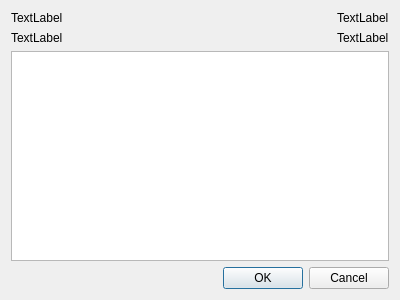
Above: src/multifiletransferdlg.ui from psi-im/psi before the change. Below: the same form after it.
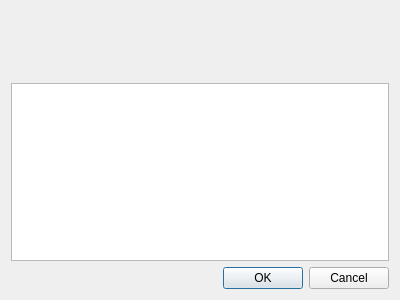
That is the form after the change. Custom widgets are drawn as their Qt base class.

Commit message: Some work on file transfer dialog

```diff
--- a/src/multifiletransferdlg.ui
+++ b/src/multifiletransferdlg.ui
@@ -17,23 +17,29 @@
    <item>
     <layout class="QHBoxLayout" name="horizontalLayout">
      <item>
-      <layout class="QVBoxLayout" name="verticalLayout">
-       <item>
         <widget class="PixmapRatioLabel" name="lblMyAvatar">
+       <property name="minimumSize">
+        <size>
+         <width>24</width>
+         <height>0</height>
+        </size>
+       </property>
          <property name="text">
-          <string notr="true">TextLabel</string>
+        <string notr="true"/>
          </property>
         </widget>
        </item>
+     <item>
+      <layout class="QVBoxLayout" name="verticalLayout_4">
        <item>
         <widget class="QLabel" name="lblMyName">
          <property name="text">
-          <string notr="true">TextLabel</string>
+          <string notr="true"/>
          </property>
         </widget>
        </item>
-      </layout>
-     </item>
+       <item>
+        <layout class="QHBoxLayout" name="horizontalLayout_2">
      <item>
       <spacer name="horizontalSpacer">
        <property name="orientation">
@@ -48,22 +54,65 @@
       </spacer>
      </item>
      <item>
-      <layout class="QVBoxLayout" name="verticalLayout_2">
-       <item>
-        <widget class="PixmapRatioLabel" name="lblPeerAvatar">
+          <widget class="QLabel" name="lblStatus">
          <property name="text">
-          <string notr="true">TextLabel</string>
-         </property>
-        </widget>
+            <string notr="true"/>
+           </property>
+          </widget>
+         </item>
+         <item>
+          <spacer name="horizontalSpacer_2">
+           <property name="orientation">
+            <enum>Qt::Horizontal</enum>
+           </property>
+           <property name="sizeHint" stdset="0">
+            <size>
+             <width>40</width>
+             <height>20</height>
+            </size>
+           </property>
+          </spacer>
+         </item>
+        </layout>
+       </item>
+       <item>
+        <layout class="QHBoxLayout" name="horizontalLayout_3">
+         <item>
+          <spacer name="horizontalSpacer_3">
+           <property name="orientation">
+            <enum>Qt::Horizontal</enum>
+           </property>
+           <property name="sizeHint" stdset="0">
+            <size>
+             <width>40</width>
+             <height>20</height>
+            </size>
+           </property>
+          </spacer>
        </item>
        <item>
         <widget class="QLabel" name="lblPeerName">
          <property name="text">
-          <string notr="true">TextLabel</string>
+            <string notr="true"/>
          </property>
         </widget>
        </item>
       </layout>
+       </item>
+      </layout>
+     </item>
+     <item>
+      <widget class="PixmapRatioLabel" name="lblPeerAvatar">
+       <property name="minimumSize">
+        <size>
+         <width>24</width>
+         <height>0</height>
+        </size>
+       </property>
+       <property name="text">
+        <string notr="true"/>
+       </property>
+      </widget>
      </item>
     </layout>
    </item>
```
Left out of the diff: 2 changed lines with no effect on the pictures. Lines whose indentation alone changed are shown as unchanged. The commit also changes 3 other files.
